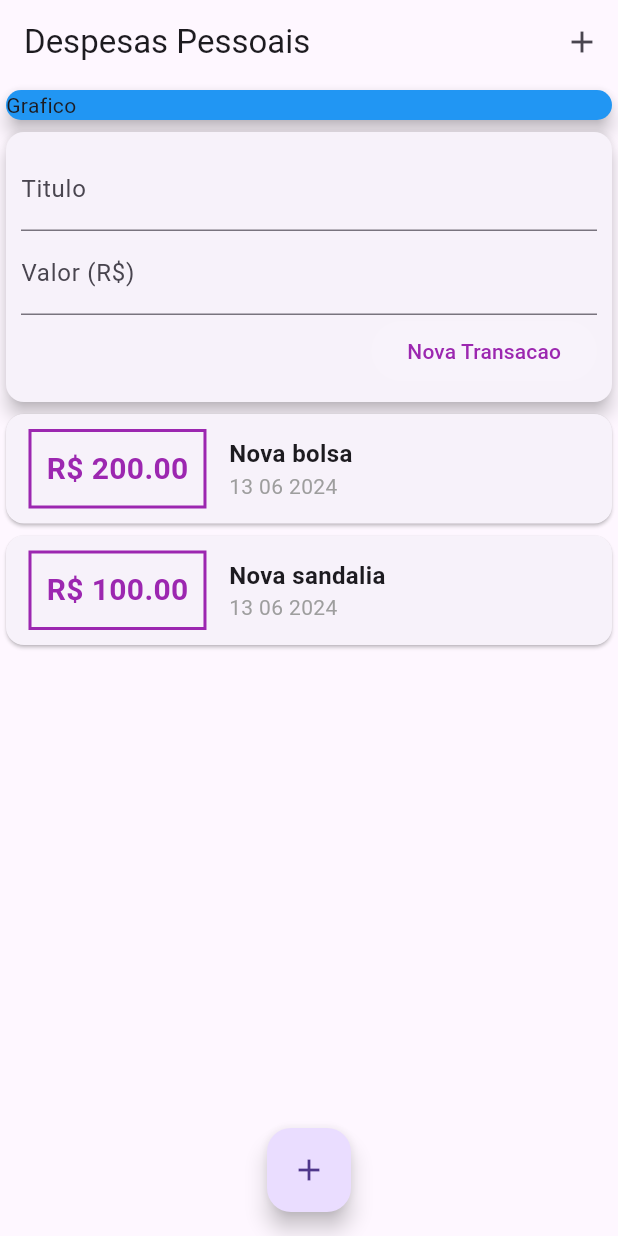
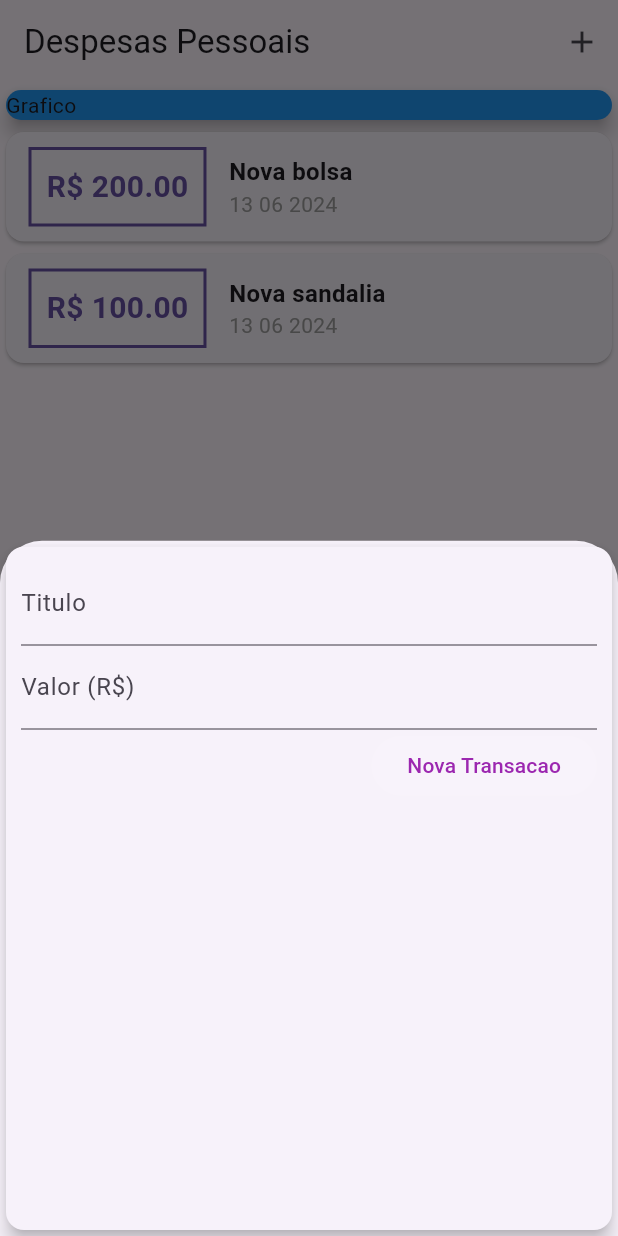
Before and after one commit to Beaads/Expenses, a Flutter app: the screen it shows after launch, after a tap on the "add" icon, on a phone screen of 412 x 824 dp. Run offline on Flutter 3.47's test engine with Material 3 defaults, Android fonts, the phone set to English and light mode, and no system bars.

Commit message:
continua implementaçao

```diff
--- a/lib/components/transaction_form.dart
+++ b/lib/components/transaction_form.dart
@@ -1,10 +1,16 @@
 import 'package:flutter/material.dart';
 
-class TransactionForm extends StatelessWidget {
-  TransactionForm(this.onSubmit, {super.key});
+class TransactionForm extends StatefulWidget {
+  const TransactionForm(this.onSubmit, {super.key});
   final void Function(String, double) onSubmit;
 
+  @override
+  State<TransactionForm> createState() => _TransactionFormState();
+}
+
+class _TransactionFormState extends State<TransactionForm> {
   final titleController = TextEditingController();
+
   final valueController = TextEditingController();
 
   _submitForm() {
@@ -13,7 +19,7 @@ class TransactionForm extends StatelessWidget {
       if(title.isEmpty || value <= 0) {
         return;
       }
-      onSubmit(title, value);
+      widget.onSubmit(title, value);
   }
 
   @override
--- a/lib/components/transaction_list.dart
+++ b/lib/components/transaction_list.dart
@@ -25,16 +25,16 @@ class TransactionList extends StatelessWidget {
                       horizontal: 15, vertical: 10),
                   decoration: BoxDecoration(
                       border: Border.all(
-                        color: Colors.purple,
+                        color: Theme.of(context).primaryColor,
                         width: 2,
                       )),
                   padding: const EdgeInsets.all(10),
                   child: Text(
                     'R\$ ${tr.value.toStringAsFixed(2)}',
-                    style: const TextStyle(
+                    style: TextStyle(
                       fontWeight: FontWeight.bold,
                       fontSize: 20,
-                      color: Colors.purple,
+                      color: Theme.of(context).primaryColor,
                     ),
                   ),
                 ),
--- a/lib/components/transaction_user.dart
+++ /dev/null
@@ -1,45 +0,0 @@
-import 'dart:math';
-
-import 'package:expenses/components/transaction_form.dart';
-import 'package:expenses/components/transaction_list.dart';
-import 'package:flutter/material.dart';
-
-import '../models/transaction.dart';
-
-class TransactionUser extends StatefulWidget {
-  const TransactionUser({super.key});
-
-  @override
-  State<TransactionUser> createState() => _TransactionUserState();
-}
-
-class _TransactionUserState extends State<TransactionUser> {
-  final _transaction = [
-    Transaction(
-        id: 't1', title: 'Nova bolsa', value: 200.00, date: DateTime.now()),
-    Transaction(
-        id: 't2', title: 'Nova sandalia', value: 100.00, date: DateTime.now()),
-  ];
-
-  _addTransaction(String title, double value) {
-    final newTransaction = Transaction(
-      id: Random().nextDouble().toString(),
-      title: title,
-      value: value,
-      date: DateTime.now(),
-    );
-
-    setState(() {
-      _transaction.add(newTransaction);
-    });
-  }
-
-  @override
-  Widget build(BuildContext context) {
-    return Column(children: [
-      TransactionForm(_addTransaction),
-      TransactionList(_transaction),
-    ],
-    );
-  }
-}
--- a/lib/main.dart
+++ b/lib/main.dart
@@ -1,31 +1,74 @@
-import 'package:expenses/components/transaction_user.dart';
+import 'dart:math';
+
+import 'package:expenses/components/transaction_form.dart';
 import 'package:flutter/material.dart';
 
+import 'components/transaction_list.dart';
+import 'models/transaction.dart';
 
-main() => runApp(ExpensesApp());
+
+main() => runApp(const ExpensesApp());
 
 class ExpensesApp extends StatelessWidget {
   const ExpensesApp({super.key});
 
   @override
   Widget build(BuildContext context) {
-    return const MaterialApp(home: MyHomePage());
+    return MaterialApp(
+      home: const MyHomePage(),
+      theme: ThemeData(
+        primarySwatch: Colors.purple,
+      ),
+    );
   }
 }
 
-class MyHomePage extends StatelessWidget {
+class MyHomePage extends StatefulWidget {
   const MyHomePage({super.key});
 
+  @override
+  State<MyHomePage> createState() => _MyHomePageState();
+}
+
+class _MyHomePageState extends State<MyHomePage> {
+  final _transaction = [
+    Transaction(
+        id: 't1', title: 'Nova bolsa', value: 200.00, date: DateTime.now()),
+    Transaction(
+        id: 't2', title: 'Nova sandalia', value: 100.00, date: DateTime.now()),
+  ];
+
+  _addTransaction(String title, double value) {
+    final newTransaction = Transaction(
+      id: Random().nextDouble().toString(),
+      title: title,
+      value: value,
+      date: DateTime.now(),
+    );
+
+    setState(() {
+      _transaction.add(newTransaction);
+    });
+    Navigator.of(context).pop();
+  }
+
+  _openTransactionFormModal(BuildContext context) {
+    showModalBottomSheet(
+        context: context,
+        builder: (_) {
+          return TransactionForm(_addTransaction);
+        });
+  }
 
   @override
   Widget build(BuildContext context) {
     return Scaffold(
       appBar: AppBar(
-        title: Text('Despesas Pessoais'),
+        title: const Text('Despesas Pessoais'),
         actions: [
           IconButton(
-              onPressed: () {},
-              icon: Icon(Icons.add))
+              onPressed: () => _openTransactionFormModal(context),
+              icon: const Icon(Icons.add))
         ],
       ),
       body: SingleChildScrollView(
@@ -39,13 +82,13 @@ class MyHomePage extends StatelessWidget {
                 child: Text('Grafico'),
               ),
             ),
-            const TransactionUser(),
+            TransactionList(_transaction),
           ],
         ),
       ),
       floatingActionButton: FloatingActionButton(
-        child: Icon(Icons.add),
-        onPressed: () {},
+        child: const Icon(Icons.add),
+        onPressed: () => _openTransactionFormModal(context),
       ),
       floatingActionButtonLocation: FloatingActionButtonLocation.centerFloat,
     );
```
